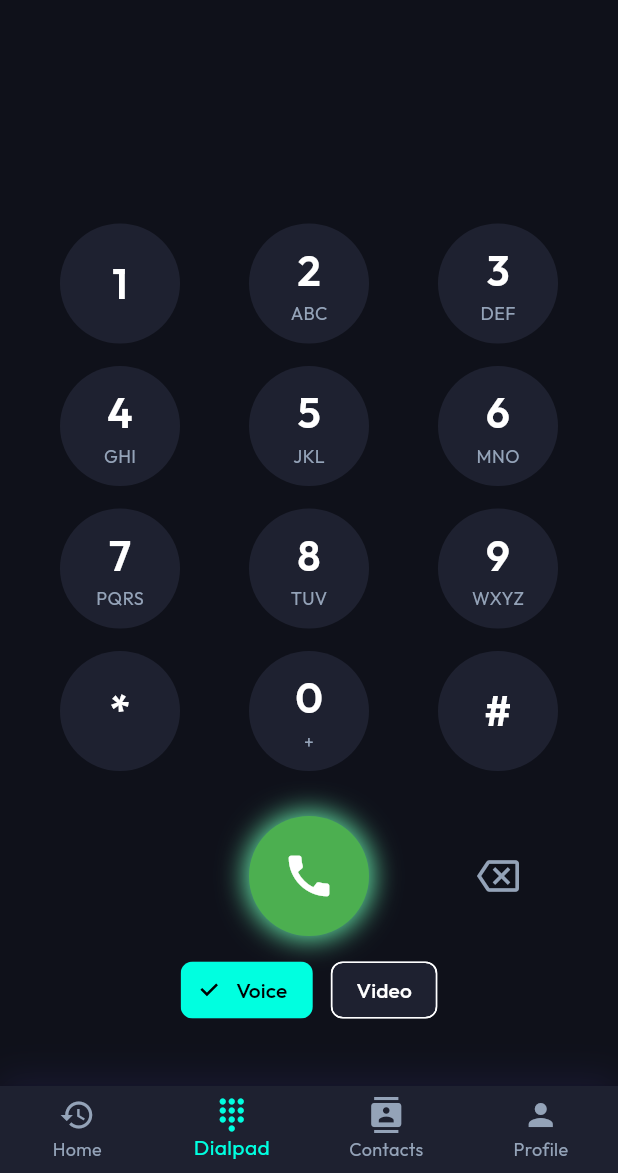
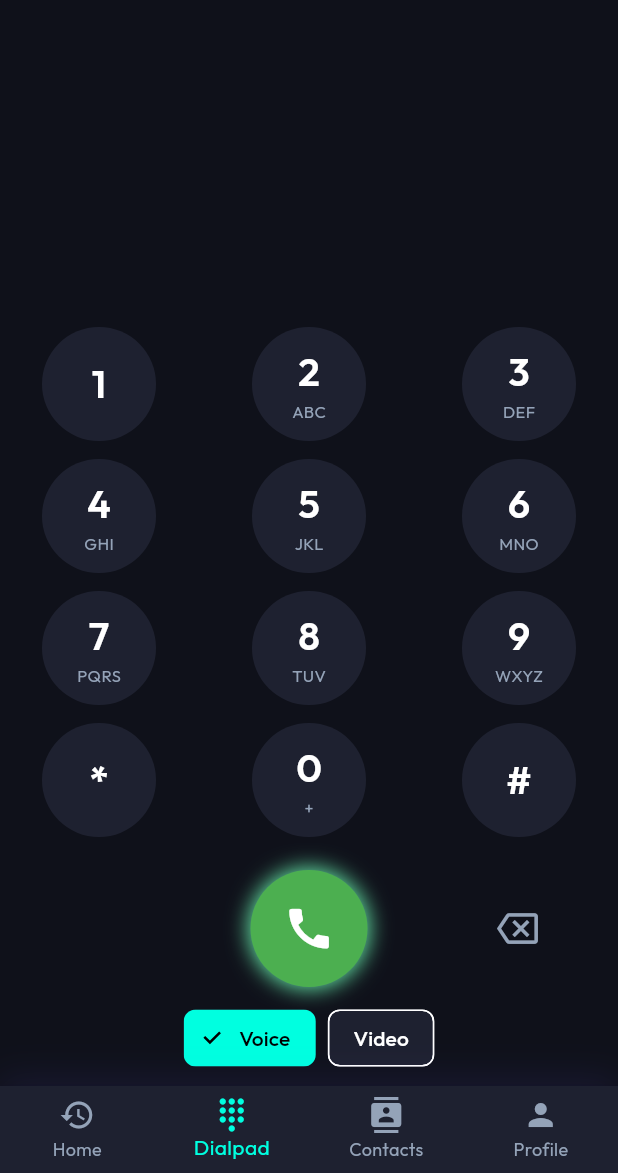
Before and after one commit to vamsi1426/linguacall-ai, a Flutter app: the MainScreen screen opened directly, item 2 of the bottom bar chosen, on a phone screen of 412 x 824 dp, the part 63-1236 px from its top. Run offline on Flutter 3.47's test engine with Material 3 defaults, Android fonts, the phone set to English and light mode, and no system bars; our stand-ins replace cloud_firestore, firebase_auth, firebase_core, google_fonts, permission_handler, socket_io_client; missing offline and left inert: audio_session, flutter_pcm_sound, flutter_webrtc, mic_stream; accounts and stored records are empty; network calls fail.

Commit message:
fix: scrollable compact dialpad; incoming accept spinner; no reject on dispose while connecting
Made-with: Cursor

```diff
--- a/lingua_call/lib/screens/call/incoming_call_screen.dart
+++ b/lingua_call/lib/screens/call/incoming_call_screen.dart
@@ -34,6 +34,8 @@ class _IncomingCallScreenState extends State<IncomingCallScreen> {
   bool _didNavigateToConnectedScreen = false;
   /// Prevents duplicate `accept-call` emits (seen as many lines in Render logs).
   bool _acceptDispatched = false;
+  /// True while WebRTC/mic is being prepared (shows spinner on green button).
+  bool _acceptBusy = false;
   late final VoidCallback _listener;
   late final CallStateService _callState;
   late final SignalingService _signaling;
@@ -93,10 +95,12 @@ class _IncomingCallScreenState extends State<IncomingCallScreen> {
   @override
   void dispose() {
     final cs = _callState;
+    // Only auto-reject if still ringing. If already "connecting", accept was sent —
+    // rejecting here would tear down a live negotiation (felt like "tap cuts call").
     if (widget.callerUid != null &&
         AppConfig.realtimeCallingEnabled &&
         widget.callType == CallType.voice &&
-        (cs.phase == CallPhase.ringing || cs.phase == CallPhase.connecting)) {
+        cs.phase == CallPhase.ringing) {
       _signaling.rejectCall(widget.callerUid!);
       unawaited(cs.endCall(reason: 'missed'));
       unawaited(_coordinator.endRealtimeSession());
@@ -106,7 +110,7 @@ class _IncomingCallScreenState extends State<IncomingCallScreen> {
   }
 
   Future<void> _accept() async {
-    if (_acceptDispatched) return;
+    if (_acceptDispatched || _acceptBusy) return;
     final callState = _callState;
     if (callState.phase != CallPhase.ringing) return;
 
@@ -114,17 +118,16 @@ class _IncomingCallScreenState extends State<IncomingCallScreen> {
         AppConfig.realtimeCallingEnabled &&
         widget.callType == CallType.voice;
 
-    _acceptDispatched = true;
-
     if (realtime) {
+      setState(() => _acceptBusy = true);
       try {
         final coordinator = context.read<RealtimeCallCoordinator>();
         final signaling = context.read<SignalingService>();
         await coordinator.prepareCalleeSession(widget.callerUid!);
+        _acceptDispatched = true;
         signaling.acceptCall(widget.callerUid!);
         await callState.acceptIncomingCall(realtime: true);
       } catch (e) {
-        _acceptDispatched = false;
         if (!mounted) return;
         ScaffoldMessenger.of(context).showSnackBar(
           SnackBar(
@@ -132,8 +135,11 @@ class _IncomingCallScreenState extends State<IncomingCallScreen> {
             backgroundColor: Colors.red.shade900,
           ),
         );
+      } finally {
+        if (mounted) setState(() => _acceptBusy = false);
       }
     } else {
+      _acceptDispatched = true;
       await callState.acceptIncomingCall();
     }
   }
@@ -189,7 +195,9 @@ class _IncomingCallScreenState extends State<IncomingCallScreen> {
                       children: [
                         // Accept
                         InkWell(
-                          onTap: () => unawaited(_accept()),
+                          onTap: (_acceptBusy || _acceptDispatched)
+                              ? null
+                              : () => unawaited(_accept()),
                           borderRadius: BorderRadius.circular(999),
                           child: Container(
                             width: 86,
@@ -205,13 +213,23 @@ class _IncomingCallScreenState extends State<IncomingCallScreen> {
                                 )
                               ],
                             ),
-                            child: const Icon(Icons.call, color: Colors.white, size: 34),
+                            child: _acceptBusy
+                                ? const Padding(
+                                    padding: EdgeInsets.all(22),
+                                    child: CircularProgressIndicator(
+                                      strokeWidth: 3,
+                                      color: Colors.white,
+                                    ),
+                                  )
+                                : const Icon(Icons.call, color: Colors.white, size: 34),
                           ),
                         ),
                         const SizedBox(width: 24),
                         // Reject
                         InkWell(
-                          onTap: () {
+                          onTap: _acceptBusy
+                              ? null
+                              : () {
                                   if (widget.callerUid != null &&
                                       AppConfig.realtimeCallingEnabled &&
                                       widget.callType == CallType.voice) {
--- a/lingua_call/lib/screens/dialpad_screen.dart
+++ b/lingua_call/lib/screens/dialpad_screen.dart
@@ -10,10 +10,10 @@ class DialpadScreen extends StatefulWidget {
   const DialpadScreen({super.key});
 
   @override
-  _DialpadScreenState createState() => _DialpadScreenState();
+  State<DialpadScreen> createState() => DialpadScreenState();
 }
 
-class _DialpadScreenState extends State<DialpadScreen> {
+class DialpadScreenState extends State<DialpadScreen> {
   String _number = '';
   CallType _callType = CallType.voice;
 
@@ -85,7 +85,6 @@ class _DialpadScreenState extends State<DialpadScreen> {
                     if (phone.isEmpty) return;
 
                     final docId = '${uid}_$phone';
-                    // Attempt to link the contact to a known user by phone.
                     String contactUid = '';
                     try {
                       final userSnap = await FirebaseFirestore.instance
@@ -96,9 +95,7 @@ class _DialpadScreenState extends State<DialpadScreen> {
                       if (userSnap.docs.isNotEmpty) {
                         contactUid = userSnap.docs.first.id;
                       }
-                    } catch (_) {
-                      // If query fails (e.g., indexing), we still save the contact.
-                    }
+                    } catch (_) {}
 
                     await FirebaseFirestore.instance.collection('contacts').doc(docId).set(
                       {
@@ -139,13 +136,13 @@ class _DialpadScreenState extends State<DialpadScreen> {
     );
   }
 
-  Widget _buildButton(String title, String subtitle) {
+  Widget _buildButton(String title, String subtitle, double size, double fontSize, double subSize) {
     return InkWell(
       onTap: () => _onKeyPress(title),
-      borderRadius: BorderRadius.circular(40),
+      borderRadius: BorderRadius.circular(size / 2),
       child: Container(
-        width: 80,
-        height: 80,
+        width: size,
+        height: size,
         decoration: const BoxDecoration(
           color: AppTheme.cardColor,
           shape: BoxShape.circle,
@@ -153,9 +150,9 @@ class _DialpadScreenState extends State<DialpadScreen> {
         child: Column(
           mainAxisAlignment: MainAxisAlignment.center,
           children: [
-            Text(title, style: const TextStyle(fontSize: 28, fontWeight: FontWeight.w600, color: Colors.white)),
+            Text(title, style: TextStyle(fontSize: fontSize, fontWeight: FontWeight.w600, color: Colors.white)),
             if (subtitle.isNotEmpty)
-              Text(subtitle, style: const TextStyle(fontSize: 12, color: AppTheme.textMuted)),
+              Text(subtitle, style: TextStyle(fontSize: subSize, color: AppTheme.textMuted)),
           ],
         ),
       ),
@@ -164,108 +161,121 @@ class _DialpadScreenState extends State<DialpadScreen> {
 
   @override
   Widget build(BuildContext context) {
-    return Column(
+    return LayoutBuilder(
+      builder: (context, constraints) {
+        final h = constraints.maxHeight;
+        final w = constraints.maxWidth;
+        final compact = h < 520 || w < 340;
+        final keySize = compact ? 64.0 : 76.0;
+        final keyFont = compact ? 22.0 : 26.0;
+        final subFont = compact ? 9.0 : 11.0;
+        final rowGap = compact ? 8.0 : 12.0;
+        final hPad = compact ? 16.0 : 28.0;
+        final displaySize = compact ? 28.0 : 34.0;
+        final callSize = compact ? 68.0 : 78.0;
+
+        Widget row(List<Widget> children) => Row(
+              mainAxisAlignment: MainAxisAlignment.spaceBetween,
+              children: children,
+            );
+
+        return SingleChildScrollView(
+          padding: EdgeInsets.only(
+            left: hPad,
+            right: hPad,
+            top: 8,
+            bottom: MediaQuery.of(context).padding.bottom + 12,
+          ),
+          physics: const BouncingScrollPhysics(),
+          child: ConstrainedBox(
+            constraints: BoxConstraints(minHeight: constraints.maxHeight - 8),
+            child: Column(
               mainAxisAlignment: MainAxisAlignment.end,
+              mainAxisSize: MainAxisSize.min,
               children: [
                 GestureDetector(
                   onLongPress: _onLongPressNumber,
-          child: Container(
-            padding: const EdgeInsets.all(20),
+                  child: Padding(
+                    padding: const EdgeInsets.symmetric(vertical: 8),
                     child: Text(
-              _number,
-              style: const TextStyle(fontSize: 36, fontWeight: FontWeight.bold, letterSpacing: 2),
+                      _number.isEmpty ? ' ' : _number,
+                      maxLines: 2,
+                      overflow: TextOverflow.ellipsis,
+                      textAlign: TextAlign.center,
+                      style: TextStyle(
+                        fontSize: displaySize,
+                        fontWeight: FontWeight.bold,
+                        letterSpacing: 1.5,
                       ),
                     ),
                   ),
-        const SizedBox(height: 20),
-        Padding(
-          padding: const EdgeInsets.symmetric(horizontal: 40),
-          child: Column(
-            children: [
+                ),
+                SizedBox(height: compact ? 8 : 12),
+                row([
+                  _buildButton('1', '', keySize, keyFont, subFont),
+                  _buildButton('2', 'ABC', keySize, keyFont, subFont),
+                  _buildButton('3', 'DEF', keySize, keyFont, subFont),
+                ]),
+                SizedBox(height: rowGap),
+                row([
+                  _buildButton('4', 'GHI', keySize, keyFont, subFont),
+                  _buildButton('5', 'JKL', keySize, keyFont, subFont),
+                  _buildButton('6', 'MNO', keySize, keyFont, subFont),
+                ]),
+                SizedBox(height: rowGap),
+                row([
+                  _buildButton('7', 'PQRS', keySize, keyFont, subFont),
+                  _buildButton('8', 'TUV', keySize, keyFont, subFont),
+                  _buildButton('9', 'WXYZ', keySize, keyFont, subFont),
+                ]),
+                SizedBox(height: rowGap),
+                row([
+                  _buildButton('*', '', keySize, keyFont, subFont),
+                  _buildButton('0', '+', keySize, keyFont, subFont),
+                  _buildButton('#', '', keySize, keyFont, subFont),
+                ]),
+                SizedBox(height: compact ? 16 : 22),
                 Row(
                   mainAxisAlignment: MainAxisAlignment.spaceBetween,
                   children: [
-                  _buildButton('1', ''),
-                  _buildButton('2', 'ABC'),
-                  _buildButton('3', 'DEF'),
-                ],
-              ),
-              const SizedBox(height: 15),
-              Row(
-                mainAxisAlignment: MainAxisAlignment.spaceBetween,
-                children: [
-                  _buildButton('4', 'GHI'),
-                  _buildButton('5', 'JKL'),
-                  _buildButton('6', 'MNO'),
-                ],
-              ),
-              const SizedBox(height: 15),
-              Row(
-                mainAxisAlignment: MainAxisAlignment.spaceBetween,
-                children: [
-                  _buildButton('7', 'PQRS'),
-                  _buildButton('8', 'TUV'),
-                  _buildButton('9', 'WXYZ'),
-                ],
-              ),
-              const SizedBox(height: 15),
-              Row(
-                mainAxisAlignment: MainAxisAlignment.spaceBetween,
-                children: [
-                  _buildButton('*', ''),
-                  _buildButton('0', '+'),
-                  _buildButton('#', ''),
-                ],
-              ),
-            ],
-          ),
-        ),
-        const SizedBox(height: 30),
-        Padding(
-          padding: const EdgeInsets.symmetric(horizontal: 40),
-          child: Row(
-            mainAxisAlignment: MainAxisAlignment.spaceBetween,
-            children: [
-              const SizedBox(width: 80),
+                    SizedBox(width: callSize),
                     GestureDetector(
                       onTap: _onCall,
                       child: Container(
-                  width: 80,
-                  height: 80,
+                        width: callSize,
+                        height: callSize,
                         decoration: const BoxDecoration(
                           color: Colors.green,
                           shape: BoxShape.circle,
                           boxShadow: [
-                      BoxShadow(color: Colors.greenAccent, blurRadius: 15, spreadRadius: 2),
+                            BoxShadow(color: Colors.greenAccent, blurRadius: 12, spreadRadius: 1),
                           ],
                         ),
-                  child: const Icon(Icons.call, color: Colors.white, size: 36),
+                        child: Icon(Icons.call, color: Colors.white, size: callSize * 0.45),
                       ),
                     ),
                     GestureDetector(
                       onTap: _onDelete,
                       onLongPress: () => setState(() => _number = ''),
-                child: const SizedBox(
-                   width: 80,
-                   height: 80,
-                   child: Icon(Icons.backspace_outlined, color: AppTheme.textMuted, size: 28),
+                      child: SizedBox(
+                        width: callSize,
+                        height: callSize,
+                        child: Icon(Icons.backspace_outlined, color: AppTheme.textMuted, size: callSize * 0.35),
                       ),
                     ),
                   ],
                 ),
-        ),
-        const SizedBox(height: 12),
-        Padding(
-          padding: const EdgeInsets.symmetric(horizontal: 40),
-          child: Row(
-            mainAxisAlignment: MainAxisAlignment.center,
+                SizedBox(height: compact ? 8 : 10),
+                Wrap(
+                  alignment: WrapAlignment.center,
+                  spacing: 8,
+                  runSpacing: 6,
                   children: [
                     ChoiceChip(
                       selected: _callType == CallType.voice,
                       label: const Text('Voice'),
                       onSelected: (_) => setState(() => _callType = CallType.voice),
                     ),
-              const SizedBox(width: 12),
                     ChoiceChip(
                       selected: _callType == CallType.video,
                       label: const Text('Video'),
@@ -273,9 +283,12 @@ class _DialpadScreenState extends State<DialpadScreen> {
                     ),
                   ],
                 ),
+                const SizedBox(height: 8),
+              ],
             ),
-        const SizedBox(height: 40),
-      ],
+          ),
+        );
+      },
     );
   }
 }
```
Lines whose indentation alone changed are shown as unchanged.
